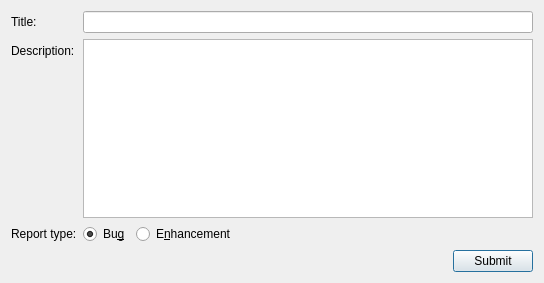
The window that forms/dlg_report_bug.ui (OpenCobolIDE/OpenCobolIDE) describes before a commit, drawn with Qt 5.
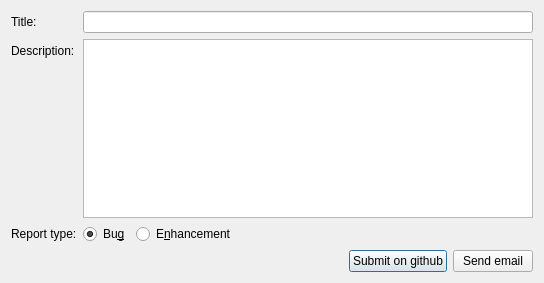
The same window after the commit.

Commit message:
Add ability to send bug report via email
Close #132

```diff
--- a/forms/dlg_report_bug.ui
+++ b/forms/dlg_report_bug.ui
@@ -106,7 +106,14 @@
      <item>
       <widget class="QPushButton" name="pushButtonSubmit">
        <property name="text">
-        <string>Submit</string>
+        <string>Submit on github</string>
+       </property>
+      </widget>
+     </item>
+     <item>
+      <widget class="QPushButton" name="pushButtonSendEmail">
+       <property name="text">
+        <string>Send email</string>
        </property>
       </widget>
      </item>
```
The commit also changes 3 other files.
